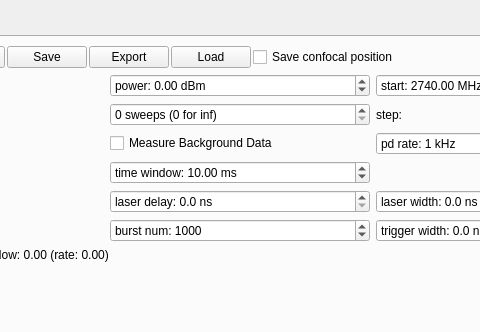
ToyotaCRDL/mahos, file mahos/gui/ui/odmr.ui: the form before one commit; both pictures show x 179 to 659 and y 0 to 332 of the 1371 by 497 pixel window.
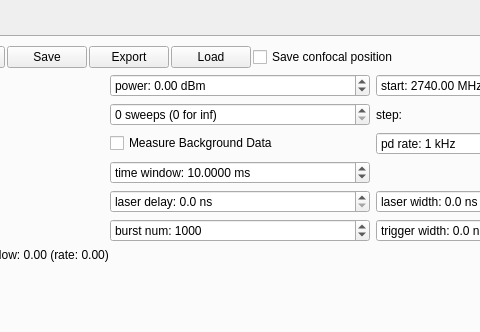
The form after the commit.

Commit message: gui: increase decimals of time_window (ms)

```diff
--- a/mahos/gui/ui/odmr.ui
+++ b/mahos/gui/ui/odmr.ui
@@ -355,6 +355,9 @@
            <property name="suffix">
             <string> ms</string>
            </property>
+           <property name="decimals">
+            <number>4</number>
+           </property>
            <property name="minimum">
             <double>0.100000000000000</double>
            </property>
```
The commit also changes 5 other files.
